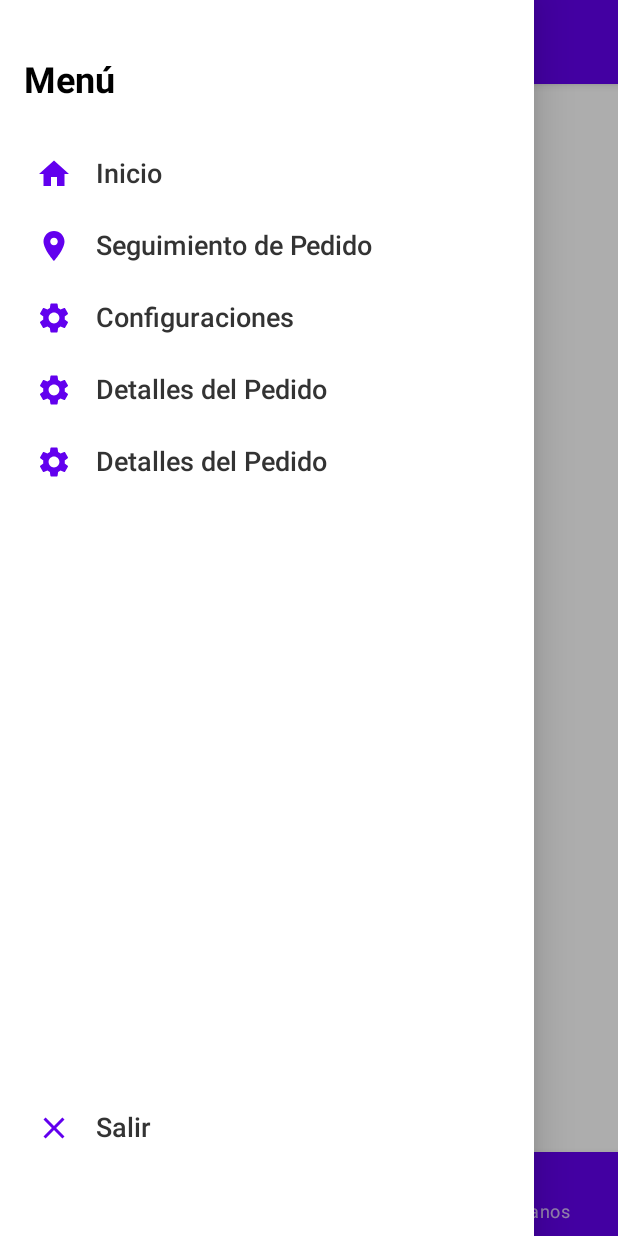
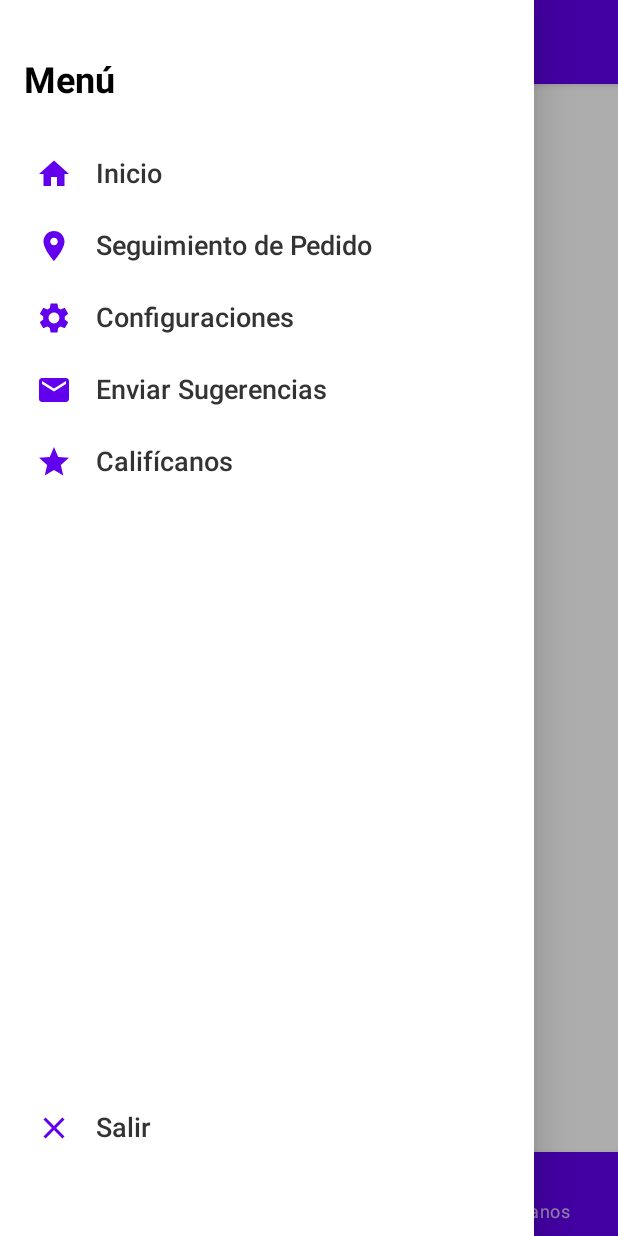
Before and after one commit to MarioYiCarrion/Proyecto6toCiclo, an Android app built with Jetpack Compose: the PantallaPrincipal screen opened through its navigation route, after a tap on "Menu", on a phone screen of 412 x 824 dp. Run offline under Robolectric (Android 15) with nearby library versions, the phone set to English and light mode, and no system bars; our stand-ins replace Firebase (no records; nobody signed in at launch, a user with empty details on screens opened directly).

Commit message:
Creando el Screen Enviar Sugerencias y Ajustando el Menu Lateral para que se cierre al presionar el menu elegido

```diff
--- a/app/src/main/java/com/example/applepsac/MainActivity.kt
+++ b/app/src/main/java/com/example/applepsac/MainActivity.kt
@@ -73,7 +73,7 @@ fun SetupNavGraph(navController: NavHostController) {
             }
 
             PantallaPrincipal(
-                navController = navController,
+                //navController = navController,
                 onExitClick = { navController.navigate("loginScreen") {
                     popUpTo("pantallaPrincipal") { inclusive = true }
                 }},
--- a/app/src/main/java/com/example/applepsac/PantallaPrincipal.kt
+++ b/app/src/main/java/com/example/applepsac/PantallaPrincipal.kt
@@ -5,12 +5,20 @@ import androidx.compose.foundation.clickable
 import androidx.compose.foundation.layout.*
 import androidx.compose.material.*
 import androidx.compose.material.icons.Icons
-import androidx.compose.material.icons.filled.*
+import androidx.compose.material.icons.filled.Close
+import androidx.compose.material.icons.filled.Email
+import androidx.compose.material.icons.filled.Home
+import androidx.compose.material.icons.filled.Menu
+import androidx.compose.material.icons.filled.Place
+import androidx.compose.material.icons.filled.Settings
+import androidx.compose.material.icons.filled.Star
 import androidx.compose.runtime.Composable
+import androidx.compose.runtime.getValue
 import androidx.compose.runtime.rememberCoroutineScope
 import androidx.compose.ui.Alignment
 import androidx.compose.ui.Modifier
 import androidx.compose.ui.graphics.Color
+import androidx.compose.ui.graphics.toArgb
 import androidx.compose.ui.graphics.vector.ImageVector
 import androidx.compose.ui.platform.LocalView
 import androidx.compose.ui.text.font.FontWeight
@@ -18,54 +26,60 @@ import androidx.compose.ui.text.style.TextAlign
 import androidx.compose.ui.tooling.preview.Preview
 import androidx.compose.ui.unit.dp
 import androidx.compose.ui.unit.sp
+import androidx.core.view.WindowCompat
+import androidx.navigation.NavHostController
+import androidx.navigation.compose.NavHost
+import androidx.navigation.compose.composable
+import androidx.navigation.compose.currentBackStackEntryAsState
+import androidx.navigation.compose.rememberNavController
 import kotlinx.coroutines.CoroutineScope
 import kotlinx.coroutines.launch
-import androidx.navigation.NavHostController
-import androidx.navigation.compose.rememberNavController
-import androidx.compose.foundation.layout.statusBarsPadding
-import androidx.compose.foundation.layout.navigationBarsPadding
-import androidx.compose.ui.graphics.toArgb
-import androidx.core.view.WindowCompat
-
 
 @Composable
-fun PantallaPrincipal(navController: NavHostController, onExitClick: () -> Unit, nombreCliente: String) {
+fun PantallaPrincipal(onExitClick: () -> Unit, nombreCliente: String) {
+    val navController = rememberNavController()
     val scaffoldState = rememberScaffoldState()
     val scope = rememberCoroutineScope()
+
+    val navBackStackEntry by navController.currentBackStackEntryAsState()
+    val currentRoute = navBackStackEntry?.destination?.route
+
+    val topBarTitle = when (currentRoute) {
+        "sugerencias" -> "Enviar Sugerencias"
+        else -> "Pantalla Principal"
+    }
 
     SetSystemBarsColor(color = Color(0xFF6200EE))
 
     Scaffold(
         scaffoldState = scaffoldState,
-        topBar = { TopBar(scope, scaffoldState) },
-        drawerContent = { DrawerContent(navController, onExitClick) },
-        bottomBar = { BottomNavigationBar() }
+        topBar = { TopBar(scope, scaffoldState, topBarTitle) },
+        drawerContent = { DrawerContent(navController, onExitClick, scaffoldState, scope) },
+        bottomBar = { BottomNavigationBar(navController) }
     ) { paddingValues ->
-        Box(
+        NavHost(
+            navController = navController,
+            startDestination = "home",
             modifier = Modifier
                 .background(Color.White)
                 .padding(paddingValues)
                 .padding(bottom = 16.dp)
                 .fillMaxSize()
         ) {
-            Column(
-                modifier = Modifier
-                    .statusBarsPadding()
-                    .navigationBarsPadding()
-                    .fillMaxSize(),
-                verticalArrangement = Arrangement.Center,
-                horizontalAlignment = Alignment.CenterHorizontally
-            ) {
-                MainContent(nombreCliente)
-            }
+            composable("home") { MainContent(nombreCliente) }
+            composable("settings") { SettingsScreen() }
+            composable("contact") { ContactScreen() }
+            composable("orders") { OrdersScreen() }
+            composable("rate") { RateScreen() }
+            composable("sugerencias") { EnviarSugerencias(navController) }
         }
     }
 }
 
 @Composable
-fun TopBar(scope: CoroutineScope, scaffoldState: ScaffoldState) {
+fun TopBar(scope: CoroutineScope, scaffoldState: ScaffoldState, title: String) {
     TopAppBar(
-        title = { Text("Pantalla Principal", fontWeight = FontWeight.Bold, fontSize = 20.sp) },
+        title = { Text(title, fontWeight = FontWeight.Bold) },
         backgroundColor = Color(0xFF6200EE),
         contentColor = Color.White,
         navigationIcon = {
@@ -81,9 +95,8 @@ fun TopBar(scope: CoroutineScope, scaffoldState: ScaffoldState) {
     )
 }
 
-
 @Composable
-fun DrawerContent(navController: NavHostController, onExitClick: () -> Unit) {
+fun DrawerContent(navController: NavHostController, onExitClick: () -> Unit, scaffoldState: ScaffoldState, scope: CoroutineScope) {
     Box(
         modifier = Modifier
             .fillMaxSize()
@@ -99,21 +112,35 @@ fun DrawerContent(navController: NavHostController, onExitClick: () -> Unit) {
                 text = "Menú",
                 fontSize = 24.sp,
                 fontWeight = FontWeight.Bold,
-                modifier = Modifier
-                    .padding(vertical = 16.dp)
+                modifier = Modifier.padding(vertical = 16.dp)
             )
             Spacer(modifier = Modifier.height(8.dp))
-            DrawerItem(icon = Icons.Default.Home, text = "Inicio")
-            DrawerItem(icon = Icons.Default.Place, text = "Seguimiento de Pedido", onClick = { navController.navigate("orders") })
-            DrawerItem(icon = Icons.Default.Settings, text = "Configuraciones")
-            DrawerItem(icon = Icons.Default.Settings, text = "Detalles del Pedido")
-            DrawerItem(icon = Icons.Default.Settings, text = "Detalles del Pedido")
+            DrawerItem(icon = Icons.Default.Home, text = "Inicio", onClick = {
+                navController.navigate("home")
+                scope.launch { scaffoldState.drawerState.close() } // Cierra el menú lateral
+            })
+            DrawerItem(icon = Icons.Default.Place, text = "Seguimiento de Pedido", onClick = {
+                navController.navigate("orders")
+                scope.launch { scaffoldState.drawerState.close() } // Cierra el menú lateral
+            })
+            DrawerItem(icon = Icons.Default.Settings, text = "Configuraciones", onClick = {
+                navController.navigate("settings")
+                scope.launch { scaffoldState.drawerState.close() } // Cierra el menú lateral
+            })
+            DrawerItem(icon = Icons.Default.Email, text = "Enviar Sugerencias", onClick = {
+                navController.navigate("sugerencias")
+                scope.launch { scaffoldState.drawerState.close() } // Cierra el menú lateral
+            })
+            DrawerItem(icon = Icons.Default.Star, text = "Califícanos", onClick = {
+                navController.navigate("rate")
+                scope.launch { scaffoldState.drawerState.close() } // Cierra el menú lateral
+            })
             Spacer(modifier = Modifier.weight(1f))
         }
         Column(
             modifier = Modifier
                 .align(Alignment.BottomStart)
-                .padding(start = 16.dp, bottom = 48.dp, end = 16.dp) // Añadido padding en la parte inferior
+                .padding(start = 16.dp, bottom = 48.dp, end = 16.dp)
         ) {
             DrawerItem(icon = Icons.Default.Close, text = "Salir", onClick = onExitClick)
         }
@@ -145,9 +172,8 @@ fun DrawerItem(icon: ImageVector, text: String, onClick: (() -> Unit)? = null) {
     }
 }
 
-
 @Composable
-fun BottomNavigationBar() {
+fun BottomNavigationBar(navController: NavHostController) {
     BottomNavigation(
         backgroundColor = Color(0xFF6200EE),
         contentColor = Color.White,
@@ -156,20 +182,20 @@ fun BottomNavigationBar() {
         BottomNavigationItem(
             icon = { Icon(Icons.Default.Home, contentDescription = "Home") },
             label = { Text("Home") },
-            selected = true,
-            onClick = { /* Acción cuando se selecciona Home */ }
+            selected = navController.currentDestination?.route == "home",
+            onClick = { navController.navigate("home") }
         )
         BottomNavigationItem(
             icon = { Icon(Icons.Default.Settings, contentDescription = "Settings") },
             label = { Text("Settings") },
-            selected = false,
-            onClick = { /* Acción cuando se selecciona Settings */ }
+            selected = navController.currentDestination?.route == "settings",
+            onClick = { navController.navigate("settings") }
         )
         BottomNavigationItem(
             icon = { Icon(Icons.Default.Email, contentDescription = "Contactanos") },
             label = { Text("Contactanos") },
-            selected = false,
-            onClick = { /* Acción cuando se selecciona Contactanos */ }
+            selected = navController.currentDestination?.route == "contact",
+            onClick = { navController.navigate("contact") }
         )
     }
 }
@@ -179,7 +205,7 @@ fun MainContent(nombreCliente: String) {
     Column(
         modifier = Modifier
             .fillMaxSize()
-            .padding(top = 16.dp) // Optional extra padding for content
+            .padding(top = 16.dp)
             .statusBarsPadding()
             .navigationBarsPadding(),
         verticalArrangement = Arrangement.Center,
@@ -193,6 +219,58 @@ fun MainContent(nombreCliente: String) {
             color = Color(0xFF6200EE),
             modifier = Modifier.padding(16.dp)
         )
+    }
+}
+
+@Composable
+fun SettingsScreen() {
+    Column(
+        modifier = Modifier
+            .fillMaxSize()
+            .padding(16.dp),
+        verticalArrangement = Arrangement.Center,
+        horizontalAlignment = Alignment.CenterHorizontally
+    ) {
+        Text("Settings Screen", fontWeight = FontWeight.Bold, fontSize = 20.sp)
+    }
+}
+
+@Composable
+fun ContactScreen() {
+    Column(
+        modifier = Modifier
+            .fillMaxSize()
+            .padding(16.dp),
+        verticalArrangement = Arrangement.Center,
+        horizontalAlignment = Alignment.CenterHorizontally
+    ) {
+        Text("Contact Screen", fontWeight = FontWeight.Bold, fontSize = 20.sp)
+    }
+}
+
+@Composable
+fun OrdersScreen() {
+    Column(
+        modifier = Modifier
+            .fillMaxSize()
+            .padding(16.dp),
+        verticalArrangement = Arrangement.Center,
+        horizontalAlignment = Alignment.CenterHorizontally
+    ) {
+        Text("Orders Screen", fontWeight = FontWeight.Bold, fontSize = 20.sp)
+    }
+}
+
+@Composable
+fun RateScreen() {
+    Column(
+        modifier = Modifier
+            .fillMaxSize()
+            .padding(16.dp),
+        verticalArrangement = Arrangement.Center,
+        horizontalAlignment = Alignment.CenterHorizontally
+    ) {
+        Text("Rate Us Screen", fontWeight = FontWeight.Bold, fontSize = 20.sp)
     }
 }
 
@@ -213,7 +291,6 @@ fun SetSystemBarsColor(color: Color) {
 @Composable
 fun PreviewPantallaPrincipal() {
     PantallaPrincipal(
-        navController = rememberNavController(),
         onExitClick = {},
         nombreCliente = "Cliente"
     )
```
Also changed, not shown: app/build.gradle.kts (+5 -5 lines), app/src/main/java/com/example/applepsac/EnviarSugerencias.kt (added, +154 -0 lines).
